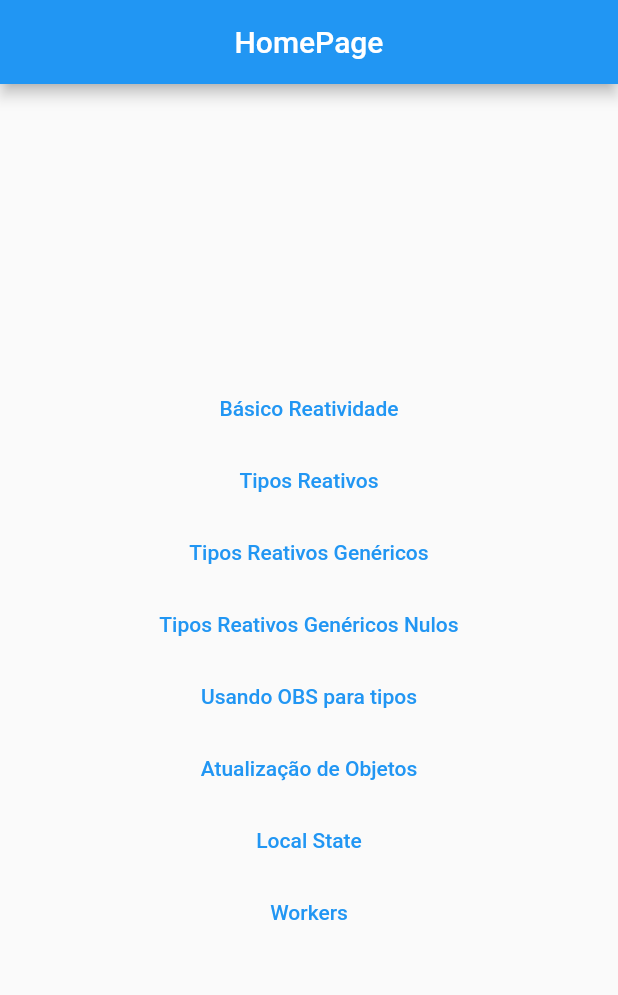
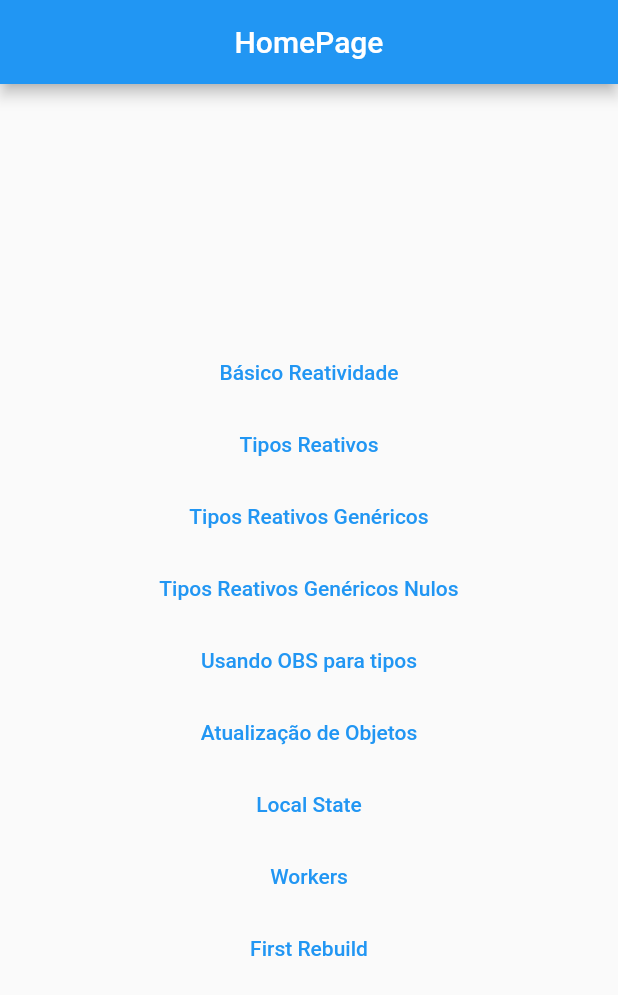
Before and after one commit to ricardoemerson/getx-state-manager, a Flutter app: the screen it shows after launch, on a phone screen of 412 x 824 dp. Shown: the top 995 px of the screen. Run offline on Flutter 3.47's test engine with Material 2 defaults, Android fonts, the phone set to English and light mode, and no system bars; our stand-ins replace get.

Commit message:
Adicionado exemplo de uso de first rebuild.

```diff
--- a/lib/main.dart
+++ b/lib/main.dart
@@ -2,6 +2,7 @@ import 'package:flutter/material.dart';
 import 'package:get/get.dart';
 
 import 'pages/base_reactivity/base_reactivity_page.dart';
+import 'pages/first_rebuild/first_rebuild_page.dart';
 import 'pages/generics_reactive_type/generics_reactive_type_page.dart';
 import 'pages/home/home_page.dart';
 import 'pages/local_state/local_state_page.dart';
@@ -75,6 +76,10 @@ class MyApp extends StatelessWidget {
           ),
           page: () => DebouncePage(),
         ),
+        GetPage(
+          name: '/workers/first-rebuild',
+          page: () => const FirstRebuildPage(),
+        ),
       ],
     );
   }
--- a/lib/pages/home/home_page.dart
+++ b/lib/pages/home/home_page.dart
@@ -47,6 +47,10 @@ class HomePage extends StatelessWidget {
               onPressed: () => Get.toNamed('/workers'),
               child: const Text('Workers'),
             ),
+            TextButton(
+              onPressed: () => Get.toNamed('/first-rebuild'),
+              child: const Text('First Rebuild'),
+            ),
           ],
         ),
       ),
```
Also changed, not shown: lib/pages/first_rebuild/first_rebuild_page.dart (added, +70 -0 lines).
